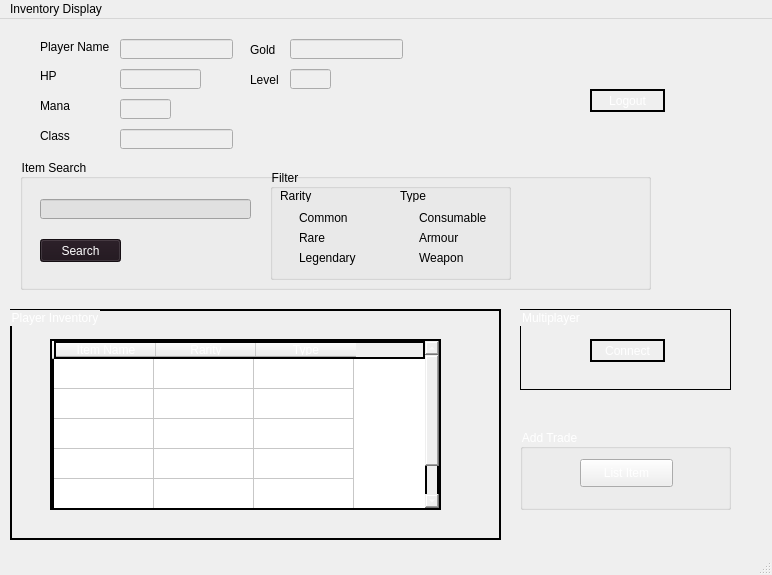
Before: the Qt Designer form Inventory.ui in senormaarij/DBS_Project_GameManageSys, drawn with Qt 5.
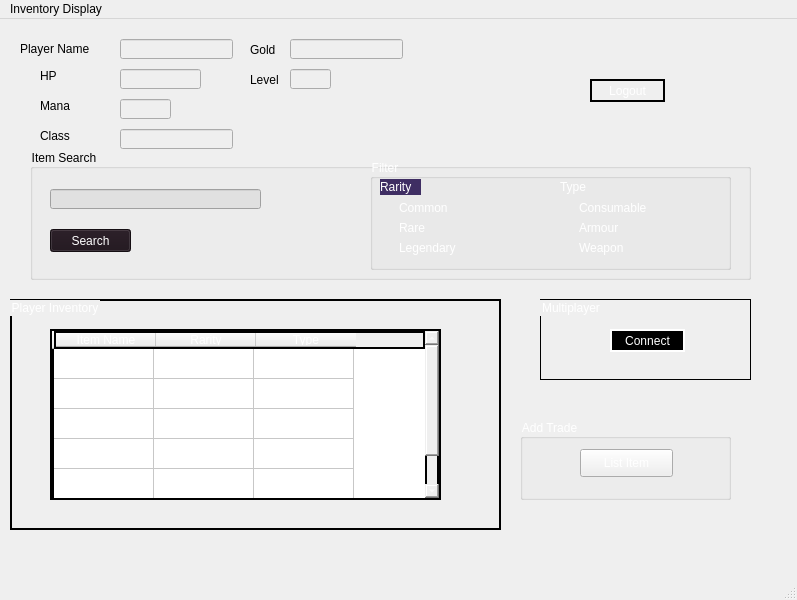
After: the same form once the commit is applied. Icons and pictures are not drawn.

The edit to the form file:
```diff
--- a/Inventory.ui
+++ b/Inventory.ui
@@ -6,8 +6,8 @@
    <rect>
     <x>0</x>
     <y>0</y>
-    <width>772</width>
-    <height>575</height>
+    <width>797</width>
+    <height>600</height>
    </rect>
   </property>
   <property name="windowTitle">
@@ -20,10 +20,10 @@
    <widget class="QLabel" name="label">
     <property name="geometry">
      <rect>
-      <x>40</x>
+      <x>20</x>
       <y>20</y>
-      <width>71</width>
-      <height>16</height>
+      <width>91</width>
+      <height>20</height>
      </rect>
     </property>
     <property name="styleSheet">
@@ -99,187 +99,6 @@
      <string>Class</string>
     </property>
    </widget>
-   <widget class="QGroupBox" name="groupBox_2">
-    <property name="geometry">
-     <rect>
-      <x>20</x>
-      <y>140</y>
-      <width>631</width>
-      <height>131</height>
-     </rect>
-    </property>
-    <property name="sizePolicy">
-     <sizepolicy hsizetype="Preferred" vsizetype="Preferred">
-      <horstretch>0</horstretch>
-      <verstretch>0</verstretch>
-     </sizepolicy>
-    </property>
-    <property name="autoFillBackground">
-     <bool>false</bool>
-    </property>
-    <property name="styleSheet">
-     <string notr="true">background:transparent;
-
-color:black;</string>
-    </property>
-    <property name="title">
-     <string>Item Search</string>
-    </property>
-    <property name="flat">
-     <bool>false</bool>
-    </property>
-    <widget class="QLineEdit" name="searchbar">
-     <property name="geometry">
-      <rect>
-       <x>20</x>
-       <y>40</y>
-       <width>211</width>
-       <height>20</height>
-      </rect>
-     </property>
-     <property name="styleSheet">
-      <string notr="true">background-color: #e0e0e0;</string>
-     </property>
-    </widget>
-    <widget class="QPushButton" name="search_button">
-     <property name="geometry">
-      <rect>
-       <x>20</x>
-       <y>80</y>
-       <width>81</width>
-       <height>23</height>
-      </rect>
-     </property>
-     <property name="styleSheet">
-      <string notr="true">background-color: rgb(30, 19, 27);
-color: white;
-</string>
-     </property>
-     <property name="text">
-      <string>Search</string>
-     </property>
-    </widget>
-    <widget class="QGroupBox" name="groupBox_3">
-     <property name="geometry">
-      <rect>
-       <x>250</x>
-       <y>10</y>
-       <width>241</width>
-       <height>111</height>
-      </rect>
-     </property>
-     <property name="styleSheet">
-      <string notr="true">color: black;</string>
-     </property>
-     <property name="title">
-      <string>Filter</string>
-     </property>
-     <widget class="QCheckBox" name="Leg">
-      <property name="geometry">
-       <rect>
-        <x>10</x>
-        <y>80</y>
-        <width>91</width>
-        <height>17</height>
-       </rect>
-      </property>
-      <property name="text">
-       <string>Legendary</string>
-      </property>
-     </widget>
-     <widget class="QCheckBox" name="Com">
-      <property name="geometry">
-       <rect>
-        <x>10</x>
-        <y>40</y>
-        <width>81</width>
-        <height>17</height>
-       </rect>
-      </property>
-      <property name="text">
-       <string>Common</string>
-      </property>
-     </widget>
-     <widget class="QCheckBox" name="Rar">
-      <property name="geometry">
-       <rect>
-        <x>10</x>
-        <y>60</y>
-        <width>70</width>
-        <height>17</height>
-       </rect>
-      </property>
-      <property name="text">
-       <string>Rare</string>
-      </property>
-     </widget>
-     <widget class="QCheckBox" name="Weap">
-      <property name="geometry">
-       <rect>
-        <x>130</x>
-        <y>80</y>
-        <width>70</width>
-        <height>17</height>
-       </rect>
-      </property>
-      <property name="text">
-       <string>Weapon</string>
-      </property>
-     </widget>
-     <widget class="QCheckBox" name="Cos">
-      <property name="geometry">
-       <rect>
-        <x>130</x>
-        <y>40</y>
-        <width>91</width>
-        <height>17</height>
-       </rect>
-      </property>
-      <property name="text">
-       <string>Consumable</string>
-      </property>
-     </widget>
-     <widget class="QCheckBox" name="Arm">
-      <property name="geometry">
-       <rect>
-        <x>130</x>
-        <y>60</y>
-        <width>70</width>
-        <height>17</height>
-       </rect>
-      </property>
-      <property name="text">
-       <string>Armour</string>
-      </property>
-     </widget>
-     <widget class="QLabel" name="label_6">
-      <property name="geometry">
-       <rect>
-        <x>130</x>
-        <y>20</y>
-        <width>47</width>
-        <height>13</height>
-       </rect>
-      </property>
-      <property name="text">
-       <string>Type</string>
-      </property>
-     </widget>
-     <widget class="QLabel" name="label_7">
-      <property name="geometry">
-       <rect>
-        <x>10</x>
-        <y>20</y>
-        <width>47</width>
-        <height>13</height>
-       </rect>
-      </property>
-      <property name="text">
-       <string>Rarity</string>
-      </property>
-     </widget>
-    </widget>
-   </widget>
    <widget class="QLineEdit" name="pName">
     <property name="enabled">
      <bool>false</bool>
@@ -396,7 +215,7 @@
     <property name="geometry">
      <rect>
       <x>0</x>
-      <y>0</y>
+      <y>-10</y>
       <width>771</width>
       <height>531</height>
      </rect>
@@ -524,15 +343,16 @@
     <widget class="QGroupBox" name="groupBox_4">
      <property name="geometry">
       <rect>
-       <x>520</x>
+       <x>540</x>
        <y>290</y>
        <width>211</width>
        <height>81</height>
       </rect>
      </property>
      <property name="styleSheet">
-      <string notr="true">
+      <string notr="true">background: transparent;
 border: 1px solid;
+font: 63 9pt &quot;Bahnschrift SemiBold&quot;;
 color:white;
 </string>
      </property>
@@ -550,8 +370,10 @@
       </property>
       <property name="styleSheet">
        <string notr="true">border: 2px solid;
+border-color: white;
 color:white;
 background: middle right;
+background-color: black;
 </string>
       </property>
       <property name="text">
@@ -577,6 +399,215 @@
       <string>Logout</string>
      </property>
     </widget>
+    <widget class="QGroupBox" name="groupBox_2">
+     <property name="geometry">
+      <rect>
+       <x>30</x>
+       <y>140</y>
+       <width>721</width>
+       <height>131</height>
+      </rect>
+     </property>
+     <property name="sizePolicy">
+      <sizepolicy hsizetype="Preferred" vsizetype="Preferred">
+       <horstretch>0</horstretch>
+       <verstretch>0</verstretch>
+      </sizepolicy>
+     </property>
+     <property name="autoFillBackground">
+      <bool>false</bool>
+     </property>
+     <property name="styleSheet">
+      <string notr="true">background:transparent;
+
+color:black;</string>
+     </property>
+     <property name="title">
+      <string>Item Search</string>
+     </property>
+     <property name="flat">
+      <bool>false</bool>
+     </property>
+     <widget class="QLineEdit" name="searchbar">
+      <property name="geometry">
+       <rect>
+        <x>20</x>
+        <y>40</y>
+        <width>211</width>
+        <height>20</height>
+       </rect>
+      </property>
+      <property name="styleSheet">
+       <string notr="true">background-color: #e0e0e0;</string>
+      </property>
+     </widget>
+     <widget class="QPushButton" name="search_button">
+      <property name="geometry">
+       <rect>
+        <x>20</x>
+        <y>80</y>
+        <width>81</width>
+        <height>23</height>
+       </rect>
+      </property>
+      <property name="styleSheet">
+       <string notr="true">background-color: rgb(30, 19, 27);
+color: white;
+</string>
+      </property>
+      <property name="text">
+       <string>Search</string>
+      </property>
+     </widget>
+     <widget class="QGroupBox" name="groupBox_3">
+      <property name="geometry">
+       <rect>
+        <x>340</x>
+        <y>10</y>
+        <width>361</width>
+        <height>111</height>
+       </rect>
+      </property>
+      <property name="styleSheet">
+       <string notr="true">color: white;
+font: 63 9pt &quot;Bahnschrift SemiBold&quot;;
+</string>
+      </property>
+      <property name="title">
+       <string>Filter</string>
+      </property>
+      <widget class="QCheckBox" name="Leg">
+       <property name="geometry">
+        <rect>
+         <x>10</x>
+         <y>80</y>
+         <width>101</width>
+         <height>17</height>
+        </rect>
+       </property>
+       <property name="styleSheet">
+        <string notr="true">color: white;</string>
+       </property>
+       <property name="text">
+        <string>Legendary</string>
+       </property>
+      </widget>
+      <widget class="QCheckBox" name="Com">
+       <property name="geometry">
+        <rect>
+         <x>10</x>
+         <y>40</y>
+         <width>81</width>
+         <height>17</height>
+        </rect>
+       </property>
+       <property name="styleSheet">
+        <string notr="true">color: white;</string>
+       </property>
+       <property name="text">
+        <string>Common</string>
+       </property>
+      </widget>
+      <widget class="QCheckBox" name="Rar">
+       <property name="geometry">
+        <rect>
+         <x>10</x>
+         <y>60</y>
+         <width>70</width>
+         <height>17</height>
+        </rect>
+       </property>
+       <property name="styleSheet">
+        <string notr="true">color: white;</string>
+       </property>
+       <property name="text">
+        <string>Rare</string>
+       </property>
+      </widget>
+      <widget class="QCheckBox" name="Weap">
+       <property name="geometry">
+        <rect>
+         <x>190</x>
+         <y>80</y>
+         <width>81</width>
+         <height>17</height>
+        </rect>
+       </property>
+       <property name="styleSheet">
+        <string notr="true">color: white;</string>
+       </property>
+       <property name="text">
+        <string>Weapon</string>
+       </property>
+      </widget>
+      <widget class="QCheckBox" name="Cos">
+       <property name="geometry">
+        <rect>
+         <x>190</x>
+         <y>40</y>
+         <width>111</width>
+         <height>17</height>
+        </rect>
+       </property>
+       <property name="styleSheet">
+        <string notr="true">color: white;</string>
+       </property>
+       <property name="text">
+        <string>Consumable</string>
+       </property>
+      </widget>
+      <widget class="QCheckBox" name="Arm">
+       <property name="geometry">
+        <rect>
+         <x>190</x>
+         <y>60</y>
+         <width>81</width>
+         <height>17</height>
+        </rect>
+       </property>
+       <property name="styleSheet">
+        <string notr="true">color: white;</string>
+       </property>
+       <property name="text">
+        <string>Armour</string>
+       </property>
+      </widget>
+      <widget class="QLabel" name="label_6">
+       <property name="geometry">
+        <rect>
+         <x>190</x>
+         <y>20</y>
+         <width>71</width>
+         <height>16</height>
+        </rect>
+       </property>
+       <property name="styleSheet">
+        <string notr="true">
+color: white;</string>
+       </property>
+       <property name="text">
+        <string>Type</string>
+       </property>
+      </widget>
+      <widget class="QLabel" name="label_7">
+       <property name="geometry">
+        <rect>
+         <x>10</x>
+         <y>20</y>
+         <width>41</width>
+         <height>16</height>
+        </rect>
+       </property>
+       <property name="styleSheet">
+        <string notr="true">background-color : rgb(63, 46, 99);
+color: white;</string>
+       </property>
+       <property name="text">
+        <string>Rarity</string>
+       </property>
+      </widget>
+     </widget>
+    </widget>
    </widget>
    <zorder>frame_5</zorder>
    <zorder>groupBox_2</zorder>
@@ -598,8 +629,8 @@
     <rect>
      <x>0</x>
      <y>0</y>
-     <width>772</width>
-     <height>21</height>
+     <width>797</width>
+     <height>26</height>
     </rect>
    </property>
    <widget class="QMenu" name="menuInventory_Display">
```
Left out of the diff: 19 changed lines with no effect on the pictures.
